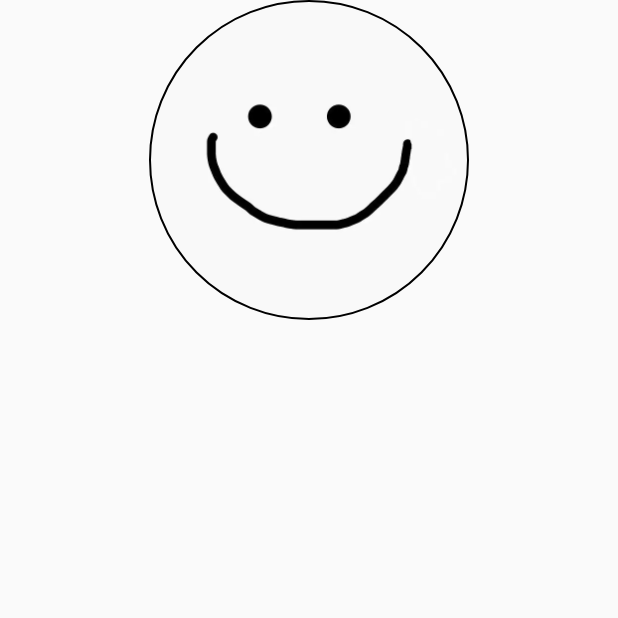
After one commit to HaoPz/MyDemo, an Android app: the CircleImageActivity screen opened directly, with no data from a screen before it, on a phone screen of 412 x 824 dp, the top half of it. The commit adds this screen. Run offline under Robolectric (Android 15) with nearby library versions, the phone set to English and light mode, and no system bars; our stand-ins replace CircleImageView.

Commit message:
添加了自定义圆角View，用于头像等圆形图片

```diff
--- a/src/main/AndroidManifest.xml
+++ b/src/main/AndroidManifest.xml
@@ -23,6 +23,7 @@
         <activity android:name=".FlowViewActivity.FlowViewActivity" /><!--FlowViewActivity 流布局-->
         <activity android:name=".SwipeMenuView.SwipeMenuViewActivity" /><!--侧滑删除 Item -->
         <activity android:name=".DiyProgressBar.DiyProgressBarActivity" /><!--进度条 -->
+        <activity android:name=".CircleImage.CircleImageActivity" /><!-- 圆角View -->
     </application>
 
 </manifest>
--- /dev/null
+++ b/src/main/java/com/mydemo/CircleImage/CircleImageActivity.java
@@ -0,0 +1,19 @@
+package com.mydemo.CircleImage;
+
+import android.os.Bundle;
+import android.support.annotation.Nullable;
+
+import com.mydemo.Base.BaseActivity;
+import com.mydemo.R;
+
+/**
+ * Created by HaoPz on 2017/12/1.
+ */
+
+public class CircleImageActivity extends BaseActivity {
+    @Override
+    protected void onCreate(@Nullable Bundle savedInstanceState) {
+        super.onCreate(savedInstanceState);
+        setContentView(R.layout.activity_circle_view);
+    }
+}
--- /dev/null
+++ b/src/main/java/com/mydemo/CircleImage/CircleImageView.java
@@ -0,0 +1,429 @@
+package com.mydemo.CircleImage;
+
+import android.content.Context;
+import android.content.res.TypedArray;
+import android.graphics.Bitmap;
+import android.graphics.BitmapShader;
+import android.graphics.Canvas;
+import android.graphics.Color;
+import android.graphics.ColorFilter;
+import android.graphics.Matrix;
+import android.graphics.Paint;
+import android.graphics.RectF;
+import android.graphics.Shader;
+import android.graphics.drawable.BitmapDrawable;
+import android.graphics.drawable.ColorDrawable;
+import android.graphics.drawable.Drawable;
+import android.net.Uri;
+import android.support.annotation.ColorInt;
+import android.support.annotation.ColorRes;
+import android.support.annotation.DrawableRes;
+import android.util.AttributeSet;
+import android.view.View;
+
+import com.mydemo.R;
+
+/**
+ * Created by HaoPz on 2017/12/1.
+ */
+
+public class CircleImageView extends android.support.v7.widget.AppCompatImageView {
+
+    private static final ScaleType SCALE_TYPE = ScaleType.CENTER_CROP;
+
+    private static final Bitmap.Config BITMAP_CONFIG = Bitmap.Config.ARGB_8888;
+    private static final int COLORDRAWABLE_DIMENSION = 2;
+
+    private static final int DEFAULT_BORDER_WIDTH = 0;
+    private static final int DEFAULT_BORDER_COLOR = Color.BLACK;
+    private static final int DEFAULT_FILL_COLOR = Color.TRANSPARENT;
+    private static final boolean DEFAULT_BORDER_OVERLAY = false;
+
+    private final RectF mDrawableRect = new RectF();
+    private final RectF mBorderRect = new RectF();
+
+    private final Matrix mShaderMatrix = new Matrix();
+    private final Paint mBitmapPaint = new Paint();
+    private final Paint mBorderPaint = new Paint();
+    private final Paint mFillPaint = new Paint();
+
+    private int mBorderColor = DEFAULT_BORDER_COLOR;
+    private int mBorderWidth = DEFAULT_BORDER_WIDTH;
+    private int mFillColor = DEFAULT_FILL_COLOR;
+
+    private Bitmap mBitmap;
+    private BitmapShader mBitmapShader;
+    private int mBitmapWidth;
+    private int mBitmapHeight;
+
+    private float mDrawableRadius;
+    private float mBorderRadius;
+
+    private ColorFilter mColorFilter;
+
+    private boolean mReady;
+    private boolean mSetupPending;
+    private boolean mBorderOverlay;
+    private boolean mDisableCircularTransformation;
+
+    public CircleImageView(Context context) {
+        super(context);
+
+        init();
+    }
+
+    public CircleImageView(Context context, AttributeSet attrs) {
+        this(context, attrs, 0);
+    }
+
+    public CircleImageView(Context context, AttributeSet attrs, int defStyle) {
+        super(context, attrs, defStyle);
+
+        TypedArray a = context.obtainStyledAttributes(attrs, R.styleable.CircleImageView, defStyle, 0);
+
+        mBorderWidth = a.getDimensionPixelSize(R.styleable.CircleImageView_civ_border_width, DEFAULT_BORDER_WIDTH);
+        mBorderColor = a.getColor(R.styleable.CircleImageView_civ_border_color, DEFAULT_BORDER_COLOR);
+        mBorderOverlay = a.getBoolean(R.styleable.CircleImageView_civ_border_overlay, DEFAULT_BORDER_OVERLAY);
+        mFillColor = a.getColor(R.styleable.CircleImageView_civ_fill_color, DEFAULT_FILL_COLOR);
+
+        a.recycle();
+
+        init();
+    }
+
+    private void init() {
+        super.setScaleType(SCALE_TYPE);
+        mReady = true;
+
+        if (mSetupPending) {
+            setup();
+            mSetupPending = false;
+        }
+    }
+
+    @Override
+    public ScaleType getScaleType() {
+        return SCALE_TYPE;
+    }
+
+    @Override
+    public void setScaleType(ScaleType scaleType) {
+        if (scaleType != SCALE_TYPE) {
+            throw new IllegalArgumentException(String.format("ScaleType %s not supported.", scaleType));
+        }
+    }
+
+    @Override
+    public void setAdjustViewBounds(boolean adjustViewBounds) {
+        if (adjustViewBounds) {
+            throw new IllegalArgumentException("adjustViewBounds not supported.");
+        }
+    }
+
+    @Override
+    protected void onDraw(Canvas canvas) {
+        if (mDisableCircularTransformation) {
+            super.onDraw(canvas);
+            return;
+        }
+
+        if (mBitmap == null) {
+            return;
+        }
+
+        if (mFillColor != Color.TRANSPARENT) {
+            canvas.drawCircle(mDrawableRect.centerX(), mDrawableRect.centerY(), mDrawableRadius, mFillPaint);
+        }
+        canvas.drawCircle(mDrawableRect.centerX(), mDrawableRect.centerY(), mDrawableRadius, mBitmapPaint);
+        if (mBorderWidth > 0) {
+            canvas.drawCircle(mBorderRect.centerX(), mBorderRect.centerY(), mBorderRadius, mBorderPaint);
+        }
+    }
+
+    @Override
+    protected void onSizeChanged(int w, int h, int oldw, int oldh) {
+        super.onSizeChanged(w, h, oldw, oldh);
+        setup();
+    }
+
+    @Override
+    public void setPadding(int left, int top, int right, int bottom) {
+        super.setPadding(left, top, right, bottom);
+        setup();
+    }
+
+    @Override
+    public void setPaddingRelative(int start, int top, int end, int bottom) {
+        super.setPaddingRelative(start, top, end, bottom);
+        setup();
+    }
+
+    public int getBorderColor() {
+        return mBorderColor;
+    }
+
+    public void setBorderColor(@ColorInt int borderColor) {
+        if (borderColor == mBorderColor) {
+            return;
+        }
+
+        mBorderColor = borderColor;
+        mBorderPaint.setColor(mBorderColor);
+        invalidate();
+    }
+
+    /**
+     * @deprecated Use {@link #setBorderColor(int)} instead
+     */
+    @Deprecated
+    public void setBorderColorResource(@ColorRes int borderColorRes) {
+        setBorderColor(getContext().getResources().getColor(borderColorRes));
+    }
+
+    /**
+     * Return the color drawn behind the circle-shaped drawable.
+     *
+     * @return The color drawn behind the drawable
+     *
+     * @deprecated Fill color support is going to be removed in the future
+     */
+    @Deprecated
+    public int getFillColor() {
+        return mFillColor;
+    }
+
+    /**
+     * Set a color to be drawn behind the circle-shaped drawable. Note that
+     * this has no effect if the drawable is opaque or no drawable is set.
+     *
+     * @param fillColor The color to be drawn behind the drawable
+     *
+     * @deprecated Fill color support is going to be removed in the future
+     */
+    @Deprecated
+    public void setFillColor(@ColorInt int fillColor) {
+        if (fillColor == mFillColor) {
+            return;
+        }
+
+        mFillColor = fillColor;
+        mFillPaint.setColor(fillColor);
+        invalidate();
+    }
+
+    /**
+     * Set a color to be drawn behind the circle-shaped drawable. Note that
+     * this has no effect if the drawable is opaque or no drawable is set.
+     *
+     * @param fillColorRes The color resource to be resolved to a color and
+     *                    drawn behind the drawable
+     *
+     * @deprecated Fill color support is going to be removed in the future
+     */
+    @Deprecated
+    public void setFillColorResource(@ColorRes int fillColorRes) {
+        setFillColor(getContext().getResources().getColor(fillColorRes));
+    }
+
+    public int getBorderWidth() {
+        return mBorderWidth;
+    }
+
+    public void setBorderWidth(int borderWidth) {
+        if (borderWidth == mBorderWidth) {
+            return;
+        }
+
+        mBorderWidth = borderWidth;
+        setup();
+    }
+
+    public boolean isBorderOverlay() {
+        return mBorderOverlay;
+    }
+
+    public void setBorderOverlay(boolean borderOverlay) {
+        if (borderOverlay == mBorderOverlay) {
+            return;
+        }
+
+        mBorderOverlay = borderOverlay;
+        setup();
+    }
+
+    public boolean isDisableCircularTransformation() {
+        return mDisableCircularTransformation;
+    }
+
+    public void setDisableCircularTransformation(boolean disableCircularTransformation) {
+        if (mDisableCircularTransformation == disableCircularTransformation) {
+            return;
+        }
+
+        mDisableCircularTransformation = disableCircularTransformation;
+        initializeBitmap();
+    }
+
+    @Override
+    public void setImageBitmap(Bitmap bm) {
+        super.setImageBitmap(bm);
+        initializeBitmap();
+    }
+
+    @Override
+    public void setImageDrawable(Drawable drawable) {
+        super.setImageDrawable(drawable);
+        initializeBitmap();
+    }
+
+    @Override
+    public void setImageResource(@DrawableRes int resId) {
+        super.setImageResource(resId);
+        initializeBitmap();
+    }
+
+    @Override
+    public void setImageURI(Uri uri) {
+        super.setImageURI(uri);
+        initializeBitmap();
+    }
+
+    @Override
+    public void setColorFilter(ColorFilter cf) {
+        if (cf == mColorFilter) {
+            return;
+        }
+
+        mColorFilter = cf;
+        applyColorFilter();
+        invalidate();
+    }
+
+    @Override
+    public ColorFilter getColorFilter() {
+        return mColorFilter;
+    }
+
+    private void applyColorFilter() {
+        if (mBitmapPaint != null) {
+            mBitmapPaint.setColorFilter(mColorFilter);
+        }
+    }
+
+    private Bitmap getBitmapFromDrawable(Drawable drawable) {
+        if (drawable == null) {
+            return null;
+        }
+
+        if (drawable instanceof BitmapDrawable) {
+            return ((BitmapDrawable) drawable).getBitmap();
+        }
+
+        try {
+            Bitmap bitmap;
+
+            if (drawable instanceof ColorDrawable) {
+                bitmap = Bitmap.createBitmap(COLORDRAWABLE_DIMENSION, COLORDRAWABLE_DIMENSION, BITMAP_CONFIG);
+            } else {
+                bitmap = Bitmap.createBitmap(drawable.getIntrinsicWidth(), drawable.getIntrinsicHeight(), BITMAP_CONFIG);
+            }
+
+            Canvas canvas = new Canvas(bitmap);
+            drawable.setBounds(0, 0, canvas.getWidth(), canvas.getHeight());
+            drawable.draw(canvas);
+            return bitmap;
+        } catch (Exception e) {
+            e.printStackTrace();
+            return null;
+        }
+    }
+
+    private void initializeBitmap() {
+        if (mDisableCircularTransformation) {
+            mBitmap = null;
+        } else {
+            mBitmap = getBitmapFromDrawable(getDrawable());
+        }
+        setup();
+    }
+
+    private void setup() {
+        if (!mReady) {
+            mSetupPending = true;
+            return;
+        }
+
+        if (getWidth() == 0 && getHeight() == 0) {
+            return;
+        }
+
+        if (mBitmap == null) {
+            invalidate();
+            return;
+        }
+
+        mBitmapShader = new BitmapShader(mBitmap, Shader.TileMode.CLAMP, Shader.TileMode.CLAMP);
+
+        mBitmapPaint.setAntiAlias(true);
+        mBitmapPaint.setShader(mBitmapShader);
+
+        mBorderPaint.setStyle(Paint.Style.STROKE);
+        mBorderPaint.setAntiAlias(true);
+        mBorderPaint.setColor(mBorderColor);
+        mBorderPaint.setStrokeWidth(mBorderWidth);
+
+        mFillPaint.setStyle(Paint.Style.FILL);
+        mFillPaint.setAntiAlias(true);
+        mFillPaint.setColor(mFillColor);
+
+        mBitmapHeight = mBitmap.getHeight();
+        mBitmapWidth = mBitmap.getWidth();
+
+        mBorderRect.set(calculateBounds());
+        mBorderRadius = Math.min((mBorderRect.height() - mBorderWidth) / 2.0f, (mBorderRect.width() - mBorderWidth) / 2.0f);
+
+        mDrawableRect.set(mBorderRect);
+        if (!mBorderOverlay && mBorderWidth > 0) {
+            mDrawableRect.inset(mBorderWidth - 1.0f, mBorderWidth - 1.0f);
+        }
+        mDrawableRadius = Math.min(mDrawableRect.height() / 2.0f, mDrawableRect.width() / 2.0f);
+
+        applyColorFilter();
+        updateShaderMatrix();
+        invalidate();
+    }
+
+    private RectF calculateBounds() {
+        int availableWidth  = getWidth() - getPaddingLeft() - getPaddingRight();
+        int availableHeight = getHeight() - getPaddingTop() - getPaddingBottom();
+
+        int sideLength = Math.min(availableWidth, availableHeight);
+
+        float left = getPaddingLeft() + (availableWidth - sideLength) / 2f;
+        float top = getPaddingTop() + (availableHeight - sideLength) / 2f;
+
+        return new RectF(left, top, left + sideLength, top + sideLength);
+    }
+
+    private void updateShaderMatrix() {
+        float scale;
+        float dx = 0;
+        float dy = 0;
+
+        mShaderMatrix.set(null);
+
+        if (mBitmapWidth * mDrawableRect.height() > mDrawableRect.width() * mBitmapHeight) {
+            scale = mDrawableRect.height() / (float) mBitmapHeight;
+            dx = (mDrawableRect.width() - mBitmapWidth * scale) * 0.5f;
+        } else {
+            scale = mDrawableRect.width() / (float) mBitmapWidth;
+            dy = (mDrawableRect.height() - mBitmapHeight * scale) * 0.5f;
+        }
+
+        mShaderMatrix.setScale(scale, scale);
+        mShaderMatrix.postTranslate((int) (dx + 0.5f) + mDrawableRect.left, (int) (dy + 0.5f) + mDrawableRect.top);
+
+        mBitmapShader.setLocalMatrix(mShaderMatrix);
+    }
+
+}
--- a/src/main/java/com/mydemo/DiyProgressBar/DiyProgressBarActivity.java
+++ b/src/main/java/com/mydemo/DiyProgressBar/DiyProgressBarActivity.java
@@ -30,13 +30,13 @@ public class DiyProgressBarActivity extends BaseActivity {
                 while (currentProgress < 100) {
                     synchronized (DiyProgressBarActivity.this){
                         try {
-                            Thread.sleep(300);
+                            Thread.sleep(100);
                             runOnUiThread(new Runnable() {
                                 @Override
                                 public void run() {
                                     Log.i("**************", String.valueOf(currentProgress));
                                     diyMyProgress.setCurrentProgress(currentProgress);
-                                    currentProgress += 5;
+                                    currentProgress += 1;
                                 }
                             });
                         } catch (InterruptedException e) {
--- a/src/main/java/com/mydemo/DiyProgressBar/MyProgressBar.java
+++ b/src/main/java/com/mydemo/DiyProgressBar/MyProgressBar.java
@@ -92,7 +92,7 @@ public class MyProgressBar extends View {
      */
     private void initPaint() {
         leftProgressPaint = new Paint();
-        leftProgressPaint.setColor(Color.GREEN);
+        leftProgressPaint.setColor(Color.RED);
         leftProgressPaint.setStyle(Paint.Style.FILL_AND_STROKE);
         leftProgressPaint.setStrokeWidth(4);
         leftProgressPaint.setFlags(Paint.ANTI_ALIAS_FLAG);
--- a/src/main/java/com/mydemo/MainActivity.java
+++ b/src/main/java/com/mydemo/MainActivity.java
@@ -10,6 +10,7 @@ import android.view.ViewGroup;
 import android.widget.TextView;
 
 import com.mydemo.Base.BaseActivity;
+import com.mydemo.CircleImage.CircleImageActivity;
 import com.mydemo.DiyProgressBar.DiyProgressBarActivity;
 import com.mydemo.FlowViewActivity.FlowViewActivity;
 import com.mydemo.StickyHeadActivity.StickyHeadActivity;
@@ -57,6 +58,10 @@ public class MainActivity extends BaseActivity {
                         Intent goProgressBarViewIntent = new Intent(MainActivity.this, DiyProgressBarActivity.class);
                         startActivity(goProgressBarViewIntent);
                         break;
+                    case 4:// 圆形View
+                        Intent goCircleViewIntent = new Intent(MainActivity.this, CircleImageActivity.class);
+                        startActivity(goCircleViewIntent);
+                        break;
                 }
             }
         });
@@ -67,6 +72,7 @@ public class MainActivity extends BaseActivity {
         list.add(getResources().getString(R.string.FlowViewActivity));
         list.add(getResources().getString(R.string.SwipeMenuView));
         list.add(getResources().getString(R.string.diy_progressbar));
+        list.add(getResources().getString(R.string.circle_view));
     }
 
     class MainAdapter extends RecyclerView.Adapter<MainAdapter.BaseViewHolder> {
--- /dev/null
+++ b/src/main/res/layout/activity_circle_view.xml
@@ -0,0 +1,15 @@
+<?xml version="1.0" encoding="utf-8"?> <!--圆角-->
+<LinearLayout xmlns:android="http://schemas.android.com/apk/res/android"
+    xmlns:app="http://schemas.android.com/apk/res-auto"
+    android:layout_width="match_parent"
+    android:layout_height="match_parent"
+    android:orientation="vertical">
+
+    <com.mydemo.CircleImage.CircleImageView
+        android:layout_width="wrap_content"
+        android:layout_height="wrap_content"
+        android:layout_gravity="center"
+        android:src="@drawable/smile"
+        app:civ_border_width="1dp" />
+
+</LinearLayout>
--- a/src/main/res/values/strings.xml
+++ b/src/main/res/values/strings.xml
@@ -4,4 +4,5 @@
     <string name="FlowViewActivity">FlowView 流布局</string>
     <string name="SwipeMenuView">侧滑删除</string>
     <string name="diy_progressbar">进度条</string>
+    <string name="circle_view">圆形View</string>
 </resources>
```
Also changed, not shown: src/main/res/values/attr.xml (+10 -5 lines), src/main/res/drawable-xxhdpi/smile.jpg (added).
